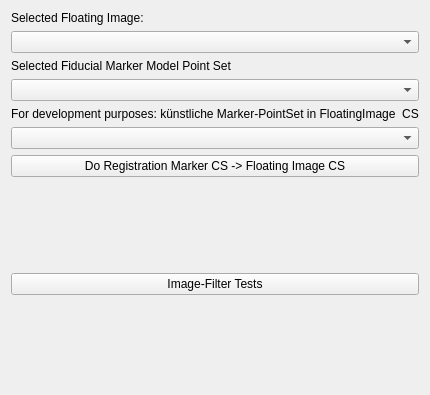
Qt form Plugins/org.mitk.gui.qt.igt.app.echotrack/src/internal/NavigationStepWidgets/QmitkUSNavigationStepCtUsRegistration.ui (alaansheikhani/MITK) before a commit.
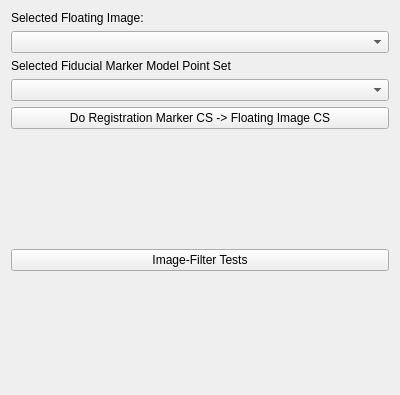
The same form after that commit. Custom widgets are drawn as their Qt base class.

Commit message: Finalized first version of automated fiducial marker localization and automated registration.

Patch:
```diff
--- a/Plugins/org.mitk.gui.qt.igt.app.echotrack/src/internal/NavigationStepWidgets/QmitkUSNavigationStepCtUsRegistration.ui
+++ b/Plugins/org.mitk.gui.qt.igt.app.echotrack/src/internal/NavigationStepWidgets/QmitkUSNavigationStepCtUsRegistration.ui
@@ -34,16 +34,6 @@
    <item>
     <widget class="QmitkDataStorageComboBox" name="fiducialMarkerModelPointSetComboBox"/>
    </item>
-   <item>
-    <widget class="QLabel" name="label">
-     <property name="text">
-      <string>For development purposes: künstliche Marker-PointSet in FloatingImage  CS</string>
-     </property>
-    </widget>
-   </item>
-   <item>
-    <widget class="QmitkDataStorageComboBox" name="devMarkerComboBox"/>
-   </item>
    <item>
     <widget class="QPushButton" name="doRegistrationMarkerToImagePushButton">
      <property name="text">
```
The commit also changes 2 other files.
